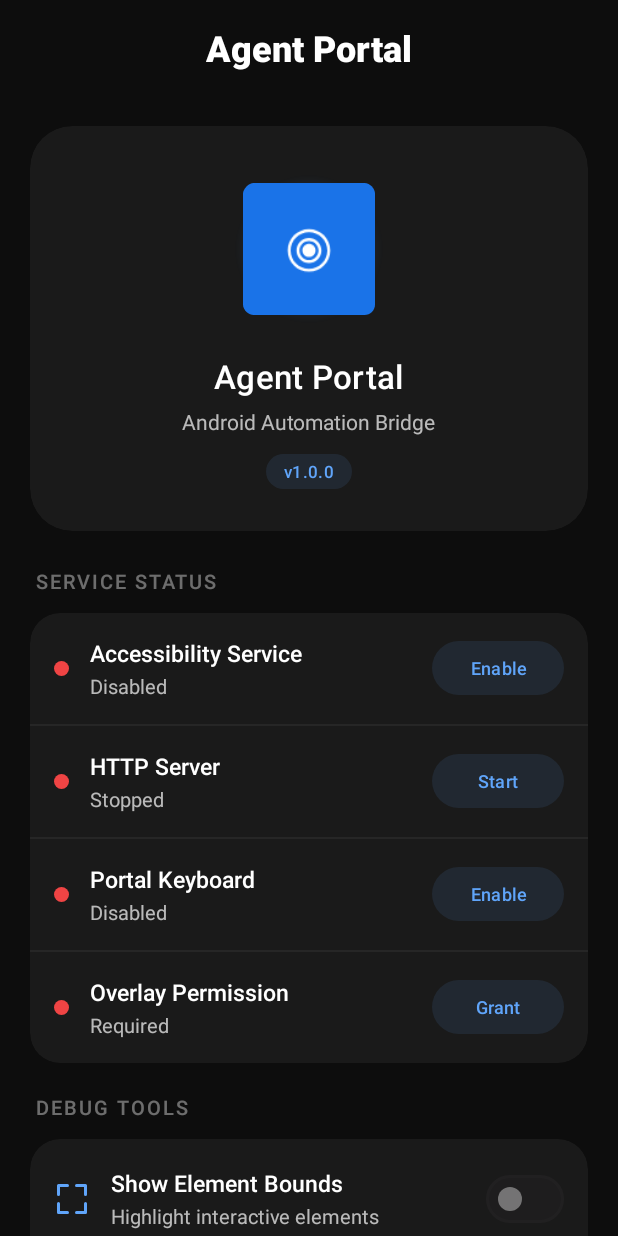
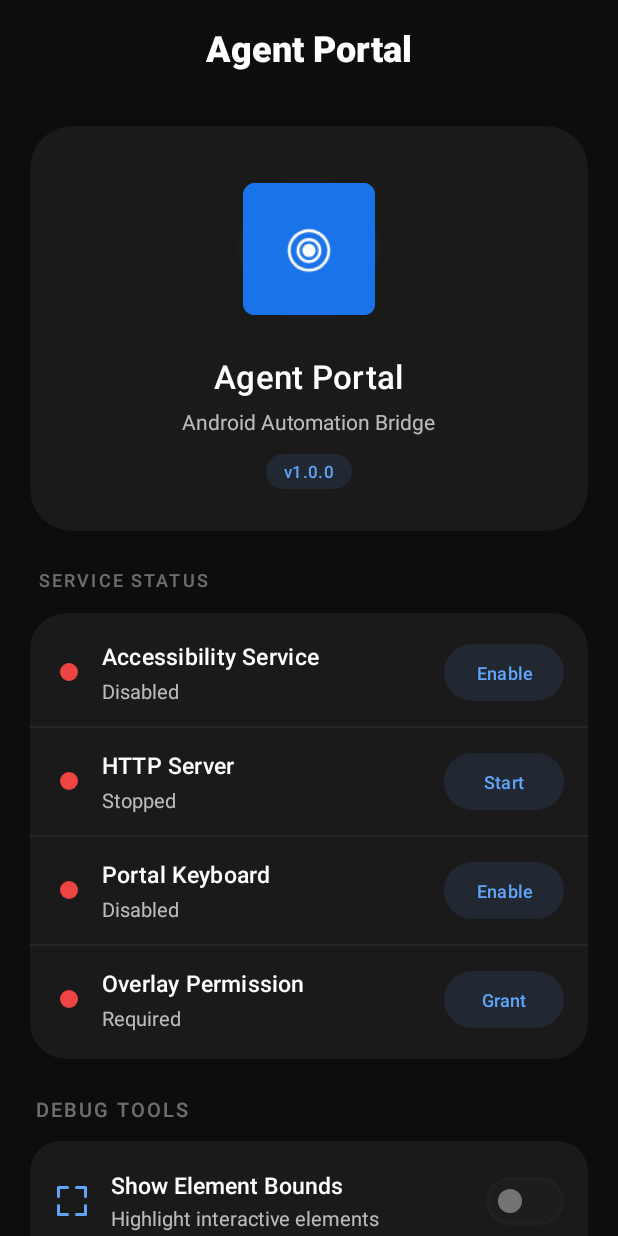
Before and after one commit to trihai306/agentphone, an Android app: the screen it shows after launch (MainActivity), on a phone screen of 412 x 824 dp. Run offline under Robolectric (Android 15) with nearby library versions, the phone set to English and light mode, and no system bars; libraries missing offline, so code that uses them is left out: fi.iki.elonen; 1 statement that could not run was skipped.

Commit message:
auto-claude: subtask-3-2 - Refine status cards layout with better spacing
- Increased card corner radius from 20dp to 24dp for consistency
- Increased card bottom margin from 20dp to 24dp for better section separation
- Added 4dp padding top/bottom to inner container for breathing room
- Increased status indicator size from 10dp to 12dp for better visibility
- Improved row padding: 20dp start, 16dp end, 14dp vertical
- Increased text content margins: 16dp from indicator, 12dp before button
- Added letterSpacing (0.01) to title text for subtle polish
- Increased status text marginTop from 2dp to 3dp for better hierarchy
- Increased button height from 36dp to 38dp with minWidth 80dp
- Added consistent button padding (16dp horizontal)
- Refined section header: 12sp text, 0.12 letterSpacing, 14dp bottom margin

🤖 Generated with [Claude Code](https://claude.com/claude-code)

Co-Authored-By: Claude <noreply@anthropic.com>

```diff
--- a/droidrun-controller/portal-apk/app/src/main/res/layout/activity_main.xml
+++ b/droidrun-controller/portal-apk/app/src/main/res/layout/activity_main.xml
@@ -123,20 +123,20 @@
                 android:layout_width="wrap_content"
                 android:layout_height="wrap_content"
                 android:text="Service Status"
-                android:textSize="13sp"
+                android:textSize="12sp"
                 android:textColor="@color/text_tertiary"
                 android:fontFamily="sans-serif-medium"
                 android:textAllCaps="true"
-                android:letterSpacing="0.1"
-                android:layout_marginBottom="12dp"
-                android:layout_marginStart="4dp" />
+                android:letterSpacing="0.12"
+                android:layout_marginBottom="14dp"
+                android:layout_marginStart="6dp" />
 
             <com.google.android.material.card.MaterialCardView
                 android:layout_width="match_parent"
                 android:layout_height="wrap_content"
-                android:layout_marginBottom="20dp"
+                android:layout_marginBottom="24dp"
                 app:cardBackgroundColor="@color/surface_elevated"
-                app:cardCornerRadius="20dp"
+                app:cardCornerRadius="24dp"
                 app:cardElevation="0dp"
                 app:strokeWidth="0dp">
 
@@ -145,7 +145,9 @@
                     android:layout_height="wrap_content"
                     android:orientation="vertical"
                     android:divider="@drawable/divider_horizontal"
-                    android:showDividers="middle">
+                    android:showDividers="middle"
+                    android:paddingTop="4dp"
+                    android:paddingBottom="4dp">
 
                     <!-- Accessibility Status -->
                     <LinearLayout
@@ -153,12 +155,15 @@
                         android:layout_height="wrap_content"
                         android:orientation="horizontal"
                         android:gravity="center_vertical"
-                        android:padding="16dp">
+                        android:paddingStart="20dp"
+                        android:paddingEnd="16dp"
+                        android:paddingTop="14dp"
+                        android:paddingBottom="14dp">
 
                         <View
                             android:id="@+id/indicatorAccessibility"
-                            android:layout_width="10dp"
-                            android:layout_height="10dp"
+                            android:layout_width="12dp"
+                            android:layout_height="12dp"
                             android:background="@drawable/status_indicator_off" />
 
                         <LinearLayout
@@ -166,7 +171,8 @@
                             android:layout_height="wrap_content"
                             android:layout_weight="1"
                             android:orientation="vertical"
-                            android:layout_marginStart="14dp">
+                            android:layout_marginStart="16dp"
+                            android:layout_marginEnd="12dp">
 
                             <TextView
                                 android:layout_width="wrap_content"
@@ -174,7 +180,8 @@
                                 android:text="Accessibility Service"
                                 android:textSize="15sp"
                                 android:textColor="@color/text_primary"
-                                android:fontFamily="sans-serif-medium" />
+                                android:fontFamily="sans-serif-medium"
+                                android:letterSpacing="0.01" />
 
                             <TextView
                                 android:id="@+id/statusAccessibility"
@@ -183,7 +190,7 @@
                                 android:text="Disabled"
                                 android:textSize="13sp"
                                 android:textColor="@color/text_secondary"
-                                android:layout_marginTop="2dp" />
+                                android:layout_marginTop="3dp" />
 
                         </LinearLayout>
 
@@ -191,9 +198,12 @@
                             android:id="@+id/btnAccessibility"
                             style="@style/Widget.Portal.Button.Tonal"
                             android:layout_width="wrap_content"
-                            android:layout_height="36dp"
+                            android:layout_height="38dp"
                             android:text="Enable"
-                            android:textSize="12sp" />
+                            android:textSize="12sp"
+                            android:minWidth="80dp"
+                            android:paddingStart="16dp"
+                            android:paddingEnd="16dp" />
 
                     </LinearLayout>
 
@@ -203,12 +213,15 @@
                         android:layout_height="wrap_content"
                         android:orientation="horizontal"
                         android:gravity="center_vertical"
-                        android:padding="16dp">
+                        android:paddingStart="20dp"
+                        android:paddingEnd="16dp"
+                        android:paddingTop="14dp"
+                        android:paddingBottom="14dp">
 
                         <View
                             android:id="@+id/indicatorServer"
-                            android:layout_width="10dp"
-                            android:layout_height="10dp"
+                            android:layout_width="12dp"
+                            android:layout_height="12dp"
                             android:background="@drawable/status_indicator_off" />
 
                         <LinearLayout
@@ -216,7 +229,8 @@
                             android:layout_height="wrap_content"
                             android:layout_weight="1"
                             android:orientation="vertical"
-                            android:layout_marginStart="14dp">
+                            android:layout_marginStart="16dp"
+                            android:layout_marginEnd="12dp">
 
                             <TextView
                                 android:layout_width="wrap_content"
@@ -224,7 +238,8 @@
                                 android:text="HTTP Server"
                                 android:textSize="15sp"
                                 android:textColor="@color/text_primary"
-                                android:fontFamily="sans-serif-medium" />
+                                android:fontFamily="sans-serif-medium"
+                                android:letterSpacing="0.01" />
 
                             <TextView
                                 android:id="@+id/statusServer"
@@ -233,7 +248,7 @@
                                 android:text="Stopped"
                                 android:textSize="13sp"
                                 android:textColor="@color/text_secondary"
-                                android:layout_marginTop="2dp" />
+                                android:layout_marginTop="3dp" />
 
                         </LinearLayout>
 
@@ -241,9 +256,12 @@
                             android:id="@+id/btnServer"
                             style="@style/Widget.Portal.Button.Tonal"
                             android:layout_width="wrap_content"
-                            android:layout_height="36dp"
+                            android:layout_height="38dp"
                             android:text="Start"
-                            android:textSize="12sp" />
+                            android:textSize="12sp"
+                            android:minWidth="80dp"
+                            android:paddingStart="16dp"
+                            android:paddingEnd="16dp" />
 
                     </LinearLayout>
 
@@ -253,12 +271,15 @@
                         android:layout_height="wrap_content"
                         android:orientation="horizontal"
                         android:gravity="center_vertical"
-                        android:padding="16dp">
+                        android:paddingStart="20dp"
+                        android:paddingEnd="16dp"
+                        android:paddingTop="14dp"
+                        android:paddingBottom="14dp">
 
                         <View
                             android:id="@+id/indicatorKeyboard"
-                            android:layout_width="10dp"
-                            android:layout_height="10dp"
+                            android:layout_width="12dp"
+                            android:layout_height="12dp"
                             android:background="@drawable/status_indicator_off" />
 
                         <LinearLayout
@@ -266,7 +287,8 @@
                             android:layout_height="wrap_content"
                             android:layout_weight="1"
                             android:orientation="vertical"
-                            android:layout_marginStart="14dp">
+                            android:layout_marginStart="16dp"
+                            android:layout_marginEnd="12dp">
 
                             <TextView
                                 android:layout_width="wrap_content"
@@ -274,7 +296,8 @@
                                 android:text="Portal Keyboard"
                                 android:textSize="15sp"
                                 android:textColor="@color/text_primary"
-                                android:fontFamily="sans-serif-medium" />
+                                android:fontFamily="sans-serif-medium"
+                                android:letterSpacing="0.01" />
 
                             <TextView
                                 android:id="@+id/statusKeyboard"
@@ -283,7 +306,7 @@
                                 android:text="Disabled"
                                 android:textSize="13sp"
                                 android:textColor="@color/text_secondary"
-                                android:layout_marginTop="2dp" />
+                                android:layout_marginTop="3dp" />
 
                         </LinearLayout>
 
@@ -291,9 +314,12 @@
                             android:id="@+id/btnKeyboard"
                             style="@style/Widget.Portal.Button.Tonal"
                             android:layout_width="wrap_content"
-                            android:layout_height="36dp"
+                            android:layout_height="38dp"
                             android:text="Enable"
-                            android:textSize="12sp" />
+                            android:textSize="12sp"
+                            android:minWidth="80dp"
+                            android:paddingStart="16dp"
+                            android:paddingEnd="16dp" />
 
                     </LinearLayout>
 
@@ -303,12 +329,15 @@
                         android:layout_height="wrap_content"
                         android:orientation="horizontal"
                         android:gravity="center_vertical"
-                        android:padding="16dp">
+                        android:paddingStart="20dp"
+                        android:paddingEnd="16dp"
+                        android:paddingTop="14dp"
+                        android:paddingBottom="14dp">
 
                         <View
                             android:id="@+id/indicatorOverlay"
-                            android:layout_width="10dp"
-                            android:layout_height="10dp"
+                            android:layout_width="12dp"
+                            android:layout_height="12dp"
                             android:background="@drawable/status_indicator_off" />
 
                         <LinearLayout
@@ -316,7 +345,8 @@
                             android:layout_height="wrap_content"
                             android:layout_weight="1"
                             android:orientation="vertical"
-                            android:layout_marginStart="14dp">
+                            android:layout_marginStart="16dp"
+                            android:layout_marginEnd="12dp">
 
                             <TextView
                                 android:layout_width="wrap_content"
@@ -324,7 +354,8 @@
                                 android:text="Overlay Permission"
                                 android:textSize="15sp"
                                 android:textColor="@color/text_primary"
-                                android:fontFamily="sans-serif-medium" />
+                                android:fontFamily="sans-serif-medium"
+                                android:letterSpacing="0.01" />
 
                             <TextView
                                 android:id="@+id/statusOverlay"
@@ -333,7 +364,7 @@
                                 android:text="Disabled"
                                 android:textSize="13sp"
                                 android:textColor="@color/text_secondary"
-                                android:layout_marginTop="2dp" />
+                                android:layout_marginTop="3dp" />
 
                         </LinearLayout>
 
@@ -341,9 +372,12 @@
                             android:id="@+id/btnOverlay"
                             style="@style/Widget.Portal.Button.Tonal"
                             android:layout_width="wrap_content"
-                            android:layout_height="36dp"
+                            android:layout_height="38dp"
                             android:text="Enable"
-                            android:textSize="12sp" />
+                            android:textSize="12sp"
+                            android:minWidth="80dp"
+                            android:paddingStart="16dp"
+                            android:paddingEnd="16dp" />
 
                     </LinearLayout>
 
```
